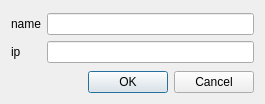
Before: the Qt Designer form add_newspaper.ui in medvecm98/bp_program, drawn with Qt 5.
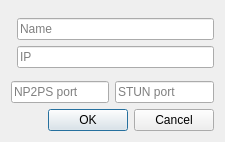
After: the same form once the commit is applied.

```diff
--- a/add_newspaper.ui
+++ b/add_newspaper.ui
@@ -6,43 +6,52 @@
    <rect>
     <x>0</x>
     <y>0</y>
-    <width>265</width>
-    <height>104</height>
+    <width>225</width>
+    <height>142</height>
    </rect>
   </property>
   <property name="windowTitle">
    <string>Add newspaper</string>
   </property>
-  <layout class="QGridLayout" name="gridLayout">
-   <item row="0" column="0">
+  <layout class="QHBoxLayout" name="horizontalLayout_2">
+   <item>
     <layout class="QVBoxLayout" name="verticalLayout">
      <item>
       <layout class="QFormLayout" name="formLayout">
        <property name="formAlignment">
         <set>Qt::AlignLeading|Qt::AlignLeft|Qt::AlignVCenter</set>
        </property>
-       <item row="0" column="0">
-        <widget class="QLabel" name="label_2">
-         <property name="text">
-          <string>name</string>
-         </property>
-         <property name="alignment">
-          <set>Qt::AlignJustify|Qt::AlignVCenter</set>
-         </property>
-        </widget>
-       </item>
        <item row="0" column="1">
-        <widget class="QLineEdit" name="lineEdit_name"/>
-       </item>
-       <item row="1" column="0">
-        <widget class="QLabel" name="label_3">
-         <property name="text">
-          <string>ip</string>
+        <widget class="QLineEdit" name="lineEdit_name">
+         <property name="placeholderText">
+          <string>Name</string>
          </property>
         </widget>
        </item>
        <item row="1" column="1">
-        <widget class="QLineEdit" name="lineEdit_ip"/>
+        <widget class="QLineEdit" name="lineEdit_ip">
+         <property name="placeholderText">
+          <string>IP</string>
+         </property>
+        </widget>
+       </item>
+      </layout>
+     </item>
+     <item>
+      <layout class="QHBoxLayout" name="horizontalLayout">
+       <item>
+        <widget class="QLineEdit" name="lineEdit_np2ps_port">
+         <property name="placeholderText">
+          <string>NP2PS port</string>
+         </property>
+        </widget>
+       </item>
+       <item>
+        <widget class="QLineEdit" name="lineEdit_stun_port">
+         <property name="placeholderText">
+          <string>STUN port</string>
+         </property>
+        </widget>
        </item>
       </layout>
      </item>
```
